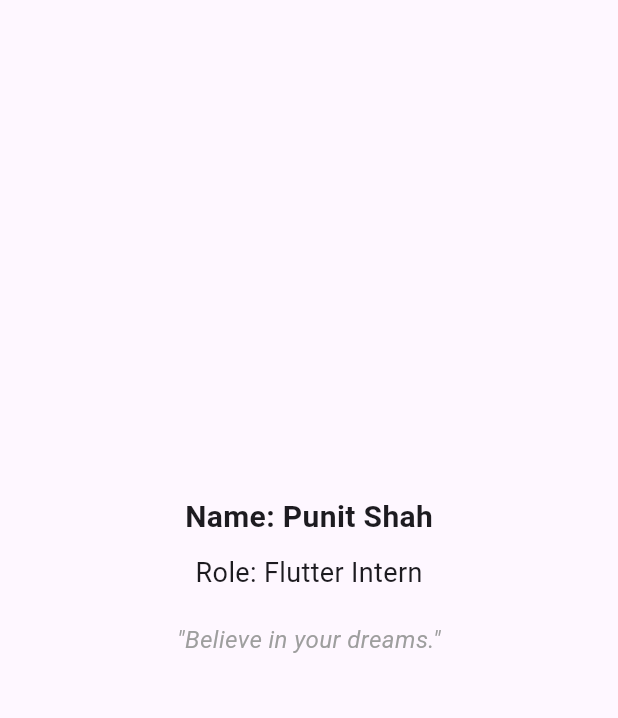
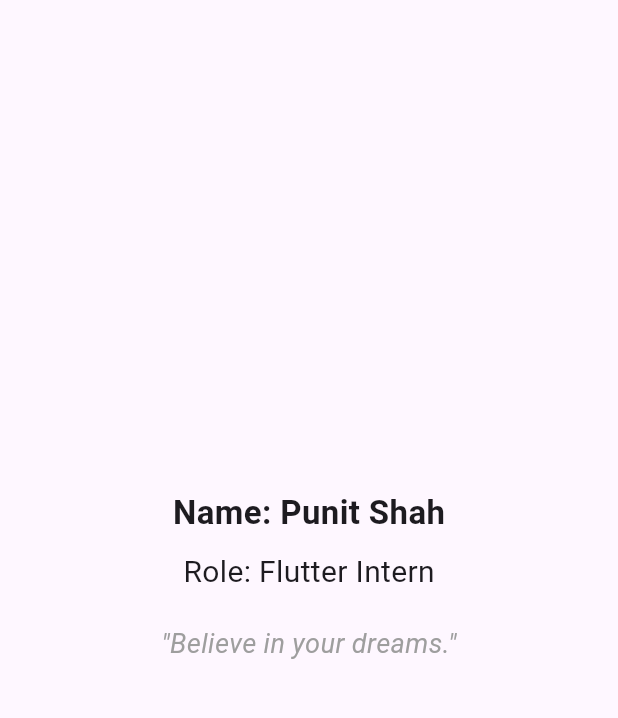
Before and after one commit to punit169/flutter-internship, a Flutter app: the screen it shows after launch, on a phone screen of 412 x 824 dp, the part 84-802 px from its top. Run offline on Flutter 3.47's test engine with Material 3 defaults, Android fonts, the phone set to English and light mode, and no system bars.

Commit message:
update d1

```diff
--- a/d1_intern_profile/lib/main.dart
+++ b/d1_intern_profile/lib/main.dart
@@ -42,15 +42,15 @@ class _MyHomePageState extends State<MyHomePage> {
           mainAxisAlignment: MainAxisAlignment.center,
           children: [
             Text('Name: Punit Shah',
-                style: TextStyle(fontSize: 20, fontWeight: FontWeight.bold)),
+                style: TextStyle(fontSize: 22, fontWeight: FontWeight.bold)),
             SizedBox(height: 10),
-            Text('Role: Flutter Intern', style: TextStyle(fontSize: 18)),
+            Text('Role: Flutter Intern', style: TextStyle(fontSize: 20)),
             SizedBox(height: 20),
             Text(
               '"Believe in your dreams."',
               style: TextStyle(
                 fontStyle: FontStyle.italic,
-                fontSize: 16,
+                fontSize: 18,
                 color: Colors.grey,
               ),
               textAlign: TextAlign.center,
```
